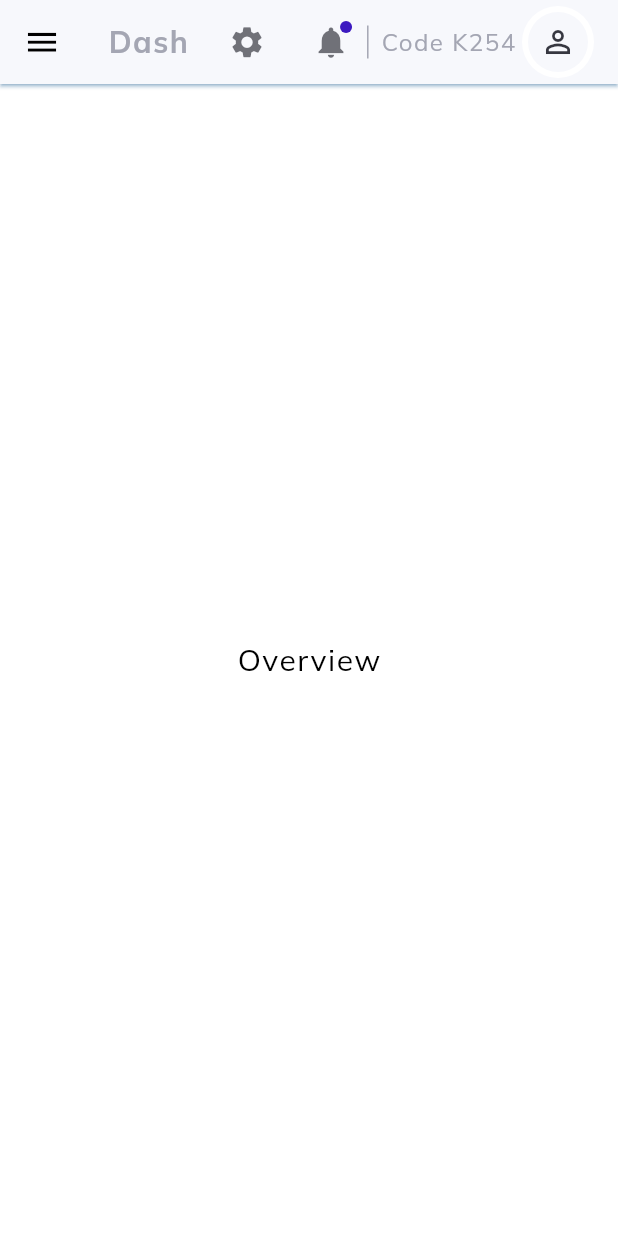
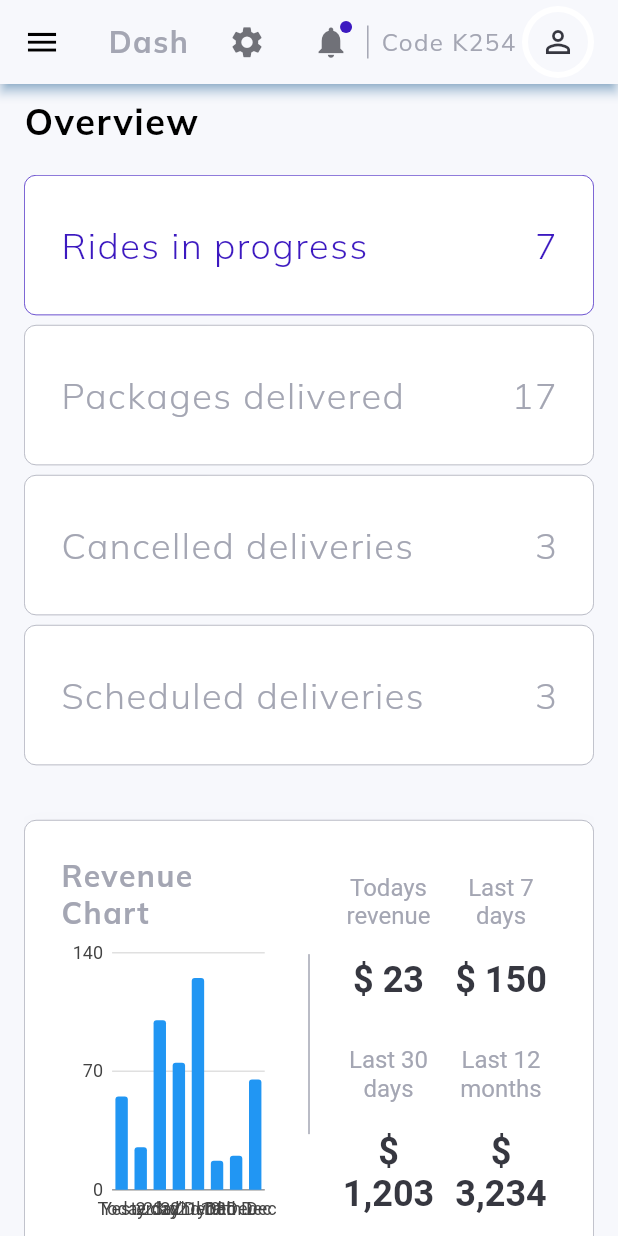
Before and after one commit to CodeK254/Flutter-Web, a Flutter app: the screen it shows after launch, on a phone screen of 412 x 824 dp. Run offline on Flutter 3.47's test engine with Material 2 defaults, Android fonts, the light colour scheme and no system bars; our stand-ins replace charts_flutter, get, google_fonts.

Commit message:
my_first_commit

```diff
--- a/lib/main.dart
+++ b/lib/main.dart
@@ -2,6 +2,7 @@ import 'package:flutter/cupertino.dart';
 import 'package:flutter/material.dart';
 import 'package:get/get.dart';
 import 'package:google_fonts/google_fonts.dart';
+import 'package:web_one/constants/style.dart';
 import 'package:web_one/controller/menu_controller.dart';
 import 'package:web_one/controller/navigation_controller.dart';
 import 'package:web_one/layout.dart';
@@ -23,7 +24,7 @@ class MyApp extends StatelessWidget {
       debugShowCheckedModeBanner: false,
       title: "Dash",
       theme: ThemeData(
-        scaffoldBackgroundColor: Colors.white,
+        scaffoldBackgroundColor: light,
         textTheme: GoogleFonts.mulishTextTheme(
           Theme.of(context).textTheme
         ).apply(
--- /dev/null
+++ b/lib/views/overview/info_cards_small_screen.dart
@@ -0,0 +1,46 @@
+import 'package:flutter/material.dart';
+import 'package:web_one/constants/style.dart';
+import 'package:web_one/widgets/custom_text.dart';
+
+class InfoCardsSmallScreen extends StatelessWidget {
+  final String? title;
+  final String? value;
+  final bool? isActive;
+  final Function()? ontap;
+
+  const InfoCardsSmallScreen({super.key, this.title, this.value, this.isActive = false, this.ontap});
+
+  @override
+  Widget build(BuildContext context) {
+    return Expanded(
+      child: InkWell(
+        onTap: ontap,
+        child: Container(
+          padding: EdgeInsets.all(24),
+          decoration: BoxDecoration(
+            color: Colors.white,
+            borderRadius: BorderRadius.circular(8),
+            border: Border.all(color: isActive! ? active : lightGrey, width: .5)
+          ),
+          child: Row(
+            mainAxisAlignment: MainAxisAlignment.spaceBetween,
+            children: [
+              CustomText(
+                text: title!,
+                fontSize: 24,
+                fontWeight: FontWeight.w300,
+                color: isActive! ? active : lightGrey,
+              ),
+              CustomText(
+                text: value!,
+                fontSize: 24,
+                fontWeight: FontWeight.w300,
+                color: isActive! ? active : lightGrey,
+              ),
+            ],
+          ),
+        ),
+      ),
+    );
+  }
+}
--- a/lib/views/overview/overview.dart
+++ b/lib/views/overview/overview.dart
@@ -1,4 +1,12 @@
 import 'package:flutter/material.dart';
+import 'package:get/get.dart';
+import 'package:web_one/constants/controllers.dart';
+import 'package:web_one/helpers/responsiveness.dart';
+import 'package:web_one/views/overview/info_cards_small_screen.dart';
+import 'package:web_one/views/overview/widgets/overview_cards_large_screen.dart';
+import 'package:web_one/views/overview/widgets/overview_cards_medium_screen.dart';
+import 'package:web_one/views/overview/widgets/overview_cards_small_screen.dart';
+import 'package:web_one/views/overview/widgets/revenue_section_large_screen.dart';
 import 'package:web_one/widgets/custom_text.dart';
 
 class OverviewPage extends StatelessWidget {
@@ -7,11 +15,41 @@ class OverviewPage extends StatelessWidget {
   @override
   Widget build(BuildContext context) {
     return Scaffold(
-      body: Center(
-        child: CustomText(
-          text: "Overview",
-          fontSize: 20,
-        ),
+      body: Column(
+        children: [
+          Obx(
+            () => Row(
+              children: [
+                Container(
+                  margin: EdgeInsets.only(
+                    top: ResponsiveWidget.isSmallScreen(context) ? 10 : 5,
+                  ),
+                  child: CustomText(
+                    text: menuController.activeItem.value,
+                    fontSize: 24,
+                    fontWeight: FontWeight.bold,
+                  ),
+                ),
+              ],
+            ),
+          ),
+          SizedBox(height: ResponsiveWidget.isSmallScreen(context) ?  MediaQuery.of(context).size.width / 20 : MediaQuery.of(context).size.width / 100),
+          Expanded(
+            child: ListView(
+              children: [
+                if(ResponsiveWidget.isLargeScreen(context) || ResponsiveWidget.isMediumScreen(context))
+                  if(ResponsiveWidget.isCustomScreen(context))
+                    OverviewCardsMediumScreen()
+                  else
+                    OverviewCardsLargeScreen()
+                else
+                  OverviewCardsSmallScreen(),
+
+                RevenueSectionLargeScreen(),
+              ],
+            ),
+          ),
+        ],
       ),
     );
   }
--- /dev/null
+++ b/lib/views/overview/widgets/bar_chart.dart
@@ -0,0 +1,62 @@
+import 'package:flutter/material.dart';
+
+/// Bar chart example
+import 'package:charts_flutter/flutter.dart' as charts;
+import 'package:flutter/material.dart';
+
+class SimpleBarChart extends StatelessWidget {
+  final List<charts.Series<dynamic, String>> seriesList;
+  final bool animate;
+
+  const SimpleBarChart(this.seriesList, {required this.animate});
+
+  /// Creates a [BarChart] with sample data and no transition.
+  factory SimpleBarChart.withSampleData() {
+    return SimpleBarChart(
+      _createSampleData(),
+      // Disable animations for image tests.
+      animate: false,
+    );
+  }
+
+
+  @override
+  Widget build(BuildContext context) {
+    return charts.BarChart(
+      seriesList,
+      animate: animate,
+    );
+  }
+
+  /// Create one series with sample hard coded data.
+  static List<charts.Series<OrdinalSales, String>> _createSampleData() {
+    final data = [
+      OrdinalSales('Today', 55),
+      OrdinalSales('Yesterday', 25),
+      OrdinalSales('2 day"', 100),
+      OrdinalSales('23rd Dec', 75),
+      OrdinalSales('22nd Dec', 125),
+      OrdinalSales('21yrd Dec', 17),
+      OrdinalSales('19th Dec', 20),
+      OrdinalSales('18th Dec', 65),
+    ];
+
+    return [
+      charts.Series<OrdinalSales, String>(
+        id: 'Sales',
+        colorFn: (_, __) => charts.MaterialPalette.blue.shadeDefault,
+        domainFn: (OrdinalSales sales, _) => sales.year,
+        measureFn: (OrdinalSales sales, _) => sales.sales,
+        data: data,
+      )
+    ];
+  }
+}
+
+/// Sample ordinal data type.
+class OrdinalSales {
+  final String year;
+  final int sales;
+
+  OrdinalSales(this.year, this.sales);
+}
--- /dev/null
+++ b/lib/views/overview/widgets/overview_cards_small_screen.dart
@@ -0,0 +1,48 @@
+import 'package:flutter/material.dart';
+import 'package:web_one/constants/style.dart';
+import 'package:web_one/views/overview/info_cards_small_screen.dart';
+
+class OverviewCardsSmallScreen extends StatelessWidget {
+  const OverviewCardsSmallScreen({super.key});
+
+  @override
+  Widget build(BuildContext context) {
+    double _width = MediaQuery.of(context).size.width;
+    return Container(
+      height: 400,
+      color: light,
+      child: Column(
+        children: [
+          InfoCardsSmallScreen(
+            title: "Rides in progress",
+            value: "7",
+            ontap: (){},
+            isActive: true,
+          ),
+          SizedBox(height: _width / 64),
+          InfoCardsSmallScreen(
+            title: "Packages delivered",
+            value: "17",
+            ontap: (){},
+            isActive: false,
+          ),
+          SizedBox(height: _width / 64),
+          InfoCardsSmallScreen(
+            title: "Cancelled deliveries",
+            value: "3",
+            ontap: (){},
+            isActive: false,
+          ),
+          SizedBox(height: _width / 64),
+          InfoCardsSmallScreen(
+            title: "Scheduled deliveries",
+            value: "3",
+            ontap: (){},
+            isActive: false,
+          ),
+          SizedBox(height: _width / 64),
+        ],
+      ),
+    );
+  }
+}
--- /dev/null
+++ b/lib/views/overview/widgets/revenue_info.dart
@@ -0,0 +1,37 @@
+import 'package:flutter/material.dart';
+import 'package:web_one/constants/style.dart';
+
+class RevenueInfo extends StatelessWidget {
+  final String? title;
+  final String? amount;
+
+  const RevenueInfo({super.key, this.title, this.amount});
+
+  @override
+  Widget build(BuildContext context) {
+    return Expanded(
+      child: RichText(
+        textAlign: TextAlign.center,
+        text: TextSpan(
+          children: [
+            TextSpan(
+              text: "$title\n\n",
+              style: TextStyle(
+                fontSize: 16,
+                color: lightGrey,
+              ),
+            ),
+            TextSpan(
+              text: "\$ $amount ",
+              style: TextStyle(
+                fontSize: 24,
+                color: dark,
+                fontWeight: FontWeight.bold,
+              ),
+            ),
+          ],
+        ),
+      ),
+    );
+  }
+}
--- /dev/null
+++ b/lib/views/overview/widgets/revenue_section_large_screen.dart
@@ -0,0 +1,91 @@
+import 'package:flutter/material.dart';
+import 'package:web_one/constants/style.dart';
+import 'package:web_one/views/overview/widgets/bar_chart.dart';
+import 'package:web_one/views/overview/widgets/revenue_info.dart';
+import 'package:web_one/widgets/custom_text.dart';
+
+class RevenueSectionLargeScreen extends StatelessWidget {
+  const RevenueSectionLargeScreen({super.key});
+
+  @override
+  Widget build(BuildContext context) {
+    return Container(
+      padding: const EdgeInsets.all(24),
+      margin: const EdgeInsets.symmetric(vertical: 30),
+      decoration: BoxDecoration(
+        color: Colors.white,
+        borderRadius: BorderRadius.circular(8),
+        boxShadow: [
+          BoxShadow(
+            offset: const Offset(0, 6),
+            color: lightGrey.withOpacity(.1),
+            blurRadius: 12
+          ),
+        ],
+        border: Border.all(color: lightGrey, width: .5),
+      ),
+      child: Row(
+        children: [
+          Expanded(
+            child: Column(
+              mainAxisAlignment: MainAxisAlignment.spaceEvenly,
+              children: [
+                CustomText(
+                  text: "Revenue Chart",
+                  fontSize: 20,
+                  fontWeight: FontWeight.bold,
+                  color: lightGrey,
+                ),
+                Container(
+                  width: 600,
+                  height: 200,
+                  child: SimpleBarChart.withSampleData(),
+                )
+              ],
+            ),
+          ),
+          Padding(
+            padding: const EdgeInsets.symmetric(horizontal: 15),
+            child: Container(
+              width: 1,
+              height: 120,
+              color: lightGrey,
+            ),
+          ),
+          Expanded(
+            child: Column(
+              mainAxisAlignment: MainAxisAlignment.spaceEvenly,
+              children: [
+                Row(
+                  children: const [
+                    RevenueInfo(
+                      title: "Todays revenue",
+                      amount: "23",
+                    ),
+                    RevenueInfo(
+                      title: "Last 7 days",
+                      amount: "150",
+                    ),
+                  ],
+                ),
+                const SizedBox(height: 30),
+                Row(
+                  children: const [
+                    RevenueInfo(
+                      title: "Last 30 days",
+                      amount: "1,203",
+                    ),
+                    RevenueInfo(
+                      title: "Last 12 months",
+                      amount: "3,234",
+                    ),
+                  ],
+                ),
+              ],
+            )
+          )
+        ],
+      ),
+    );
+  }
+}
--- a/lib/widgets/large_screen.dart
+++ b/lib/widgets/large_screen.dart
@@ -15,7 +15,10 @@ class LargeScreen extends StatelessWidget {
         ),
         Expanded(
           flex: 5,
-          child: localNavigator(),
+          child: Padding(
+            padding: const EdgeInsets.symmetric(horizontal: 10),
+            child: localNavigator(),
+          ),
         ),
       ],
     );
--- a/lib/widgets/small_screen.dart
+++ b/lib/widgets/small_screen.dart
@@ -7,7 +7,10 @@ class SmallScreen extends StatelessWidget {
   @override
   Widget build(BuildContext context) {
     return Scaffold(
-      body: localNavigator(),
+      body: Padding(
+        padding: const EdgeInsets.symmetric(horizontal: 16),
+        child: localNavigator(),
+      ),
     );
   }
 }
--- a/lib/widgets/top_nav.dart
+++ b/lib/widgets/top_nav.dart
@@ -6,7 +6,7 @@ import 'package:web_one/widgets/custom_text.dart';
 AppBar topNavBar(context, GlobalKey<ScaffoldState> key) =>
   AppBar(
     backgroundColor: light,
-    elevation: 1,
+    elevation: 3,
     shadowColor: Colors.blue[300],
     iconTheme: IconThemeData(
       color: dark.withOpacity(.7),
```
Also changed, not shown: lib/views/auth/auth.dart (+17 -4 lines), lib/views/clients/clients.dart (+17 -4 lines), lib/views/drivers/drivers.dart (+17 -4 lines), lib/views/overview/info_cards.dart (added, +73 -0 lines), lib/views/overview/widgets/overview_cards_large_screen.dart (added, +43 -0 lines), lib/views/overview/widgets/overview_cards_medium_screen.dart (added, +54 -0 lines).
